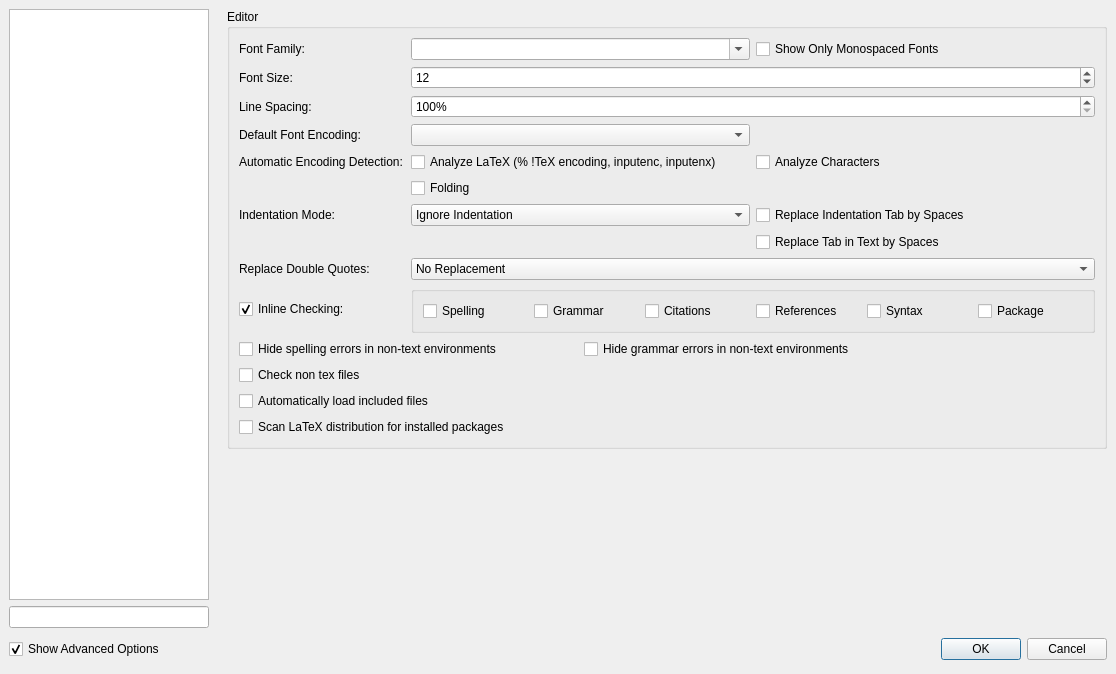
First picture: the form in src/configdialog.ui, repository texstudio-org/texstudio, before the edit.
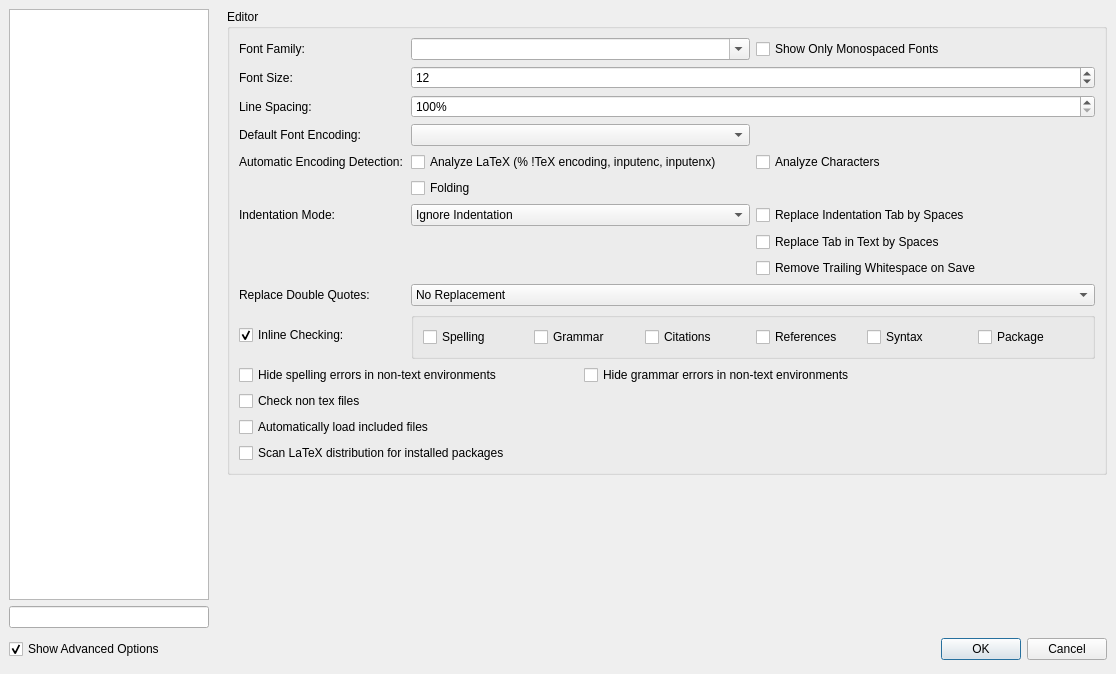
Second picture: the form after the edit. The open tabs and pages were chosen to show the change. Icons and pictures are not drawn.

Commit message: Add an editor option to remove trailing whitespace on save

```diff
--- a/src/configdialog.ui
+++ b/src/configdialog.ui
@@ -1555,6 +1555,49 @@
           <string>Editor</string>
          </property>
          <layout class="QGridLayout">
+          <item row="12" column="0">
+           <widget class="QCheckBox" name="checkBoxRealTimeCheck">
+            <property name="sizePolicy">
+             <sizepolicy hsizetype="Preferred" vsizetype="Fixed">
+              <horstretch>0</horstretch>
+              <verstretch>0</verstretch>
+             </sizepolicy>
+            </property>
+            <property name="text">
+             <string>Inline Checking:</string>
+            </property>
+            <property name="checked">
+             <bool>true</bool>
+            </property>
+           </widget>
+          </item>
+          <item row="14" column="0" colspan="2">
+           <widget class="QCheckBox" name="checkBoxInlineCheckNonTeXFiles">
+            <property name="text">
+             <string>Check non tex files</string>
+            </property>
+            <property name="advancedOption" stdset="0">
+             <bool>true</bool>
+            </property>
+           </widget>
+          </item>
+          <item row="16" column="0" colspan="2">
+           <widget class="QCheckBox" name="checkBoxScanInstalledLatexPackages">
+            <property name="text">
+             <string>Scan LaTeX distribution for installed packages</string>
+            </property>
+            <property name="advancedOption" stdset="0">
+             <bool>true</bool>
+            </property>
+           </widget>
+          </item>
+          <item row="6" column="1" colspan="4">
+           <widget class="QCheckBox" name="checkBoxFolding">
+            <property name="text">
+             <string>Folding</string>
+            </property>
+           </widget>
+          </item>
           <item row="8" column="3" colspan="2">
            <widget class="QCheckBox" name="checkBoxReplaceIndentTabByWhitespace">
             <property name="text">
@@ -1569,29 +1612,13 @@
             </property>
            </widget>
           </item>
-          <item row="10" column="0">
+          <item row="11" column="0">
            <widget class="QLabel" name="label_39">
             <property name="text">
              <string>Replace Double Quotes:</string>
             </property>
            </widget>
           </item>
-          <item row="11" column="0">
-           <widget class="QCheckBox" name="checkBoxRealTimeCheck">
-            <property name="sizePolicy">
-             <sizepolicy hsizetype="Preferred" vsizetype="Fixed">
-              <horstretch>0</horstretch>
-              <verstretch>0</verstretch>
-             </sizepolicy>
-            </property>
-            <property name="text">
-             <string>Inline Checking:</string>
-            </property>
-            <property name="checked">
-             <bool>true</bool>
-            </property>
-           </widget>
-          </item>
           <item row="3" column="0">
            <widget class="QLabel" name="labelEncoding">
             <property name="sizePolicy">
@@ -1605,16 +1632,6 @@
             </property>
            </widget>
           </item>
-          <item row="14" column="0" colspan="3">
-           <widget class="QCheckBox" name="checkBoxAutoLoad">
-            <property name="text">
-             <string>Automatically load included files</string>
-            </property>
-            <property name="advancedOption" stdset="0">
-             <bool>true</bool>
-            </property>
-           </widget>
-          </item>
           <item row="8" column="0">
            <widget class="QLabel" name="label_30">
             <property name="text">
@@ -1622,33 +1639,6 @@
             </property>
            </widget>
           </item>
-          <item row="6" column="1" colspan="4">
-           <widget class="QCheckBox" name="checkBoxFolding">
-            <property name="text">
-             <string>Folding</string>
-            </property>
-           </widget>
-          </item>
-          <item row="12" column="2" colspan="3">
-           <widget class="QCheckBox" name="checkBoxHideGrammarErrorsInNonText">
-            <property name="text">
-             <string>Hide grammar errors in non-text environments</string>
-            </property>
-            <property name="advancedOption" stdset="0">
-             <bool>true</bool>
-            </property>
-           </widget>
-          </item>
-          <item row="12" column="0" colspan="2">
-           <widget class="QCheckBox" name="checkBoxHideSpellingErrorsInNonText">
-            <property name="text">
-             <string>Hide spelling errors in non-text environments</string>
-            </property>
-            <property name="advancedOption" stdset="0">
-             <bool>true</bool>
-            </property>
-           </widget>
-          </item>
           <item row="5" column="0">
            <widget class="QLabel" name="label_65">
             <property name="text">
@@ -1729,7 +1719,7 @@
             </property>
            </widget>
           </item>
-          <item row="10" column="1" colspan="4">
+          <item row="11" column="1" colspan="4">
            <widget class="QComboBox" name="comboBoxReplaceQuotes">
             <item>
              <property name="text">
@@ -1812,17 +1802,7 @@
             </item>
            </widget>
           </item>
-          <item row="13" column="0" colspan="2">
-           <widget class="QCheckBox" name="checkBoxInlineCheckNonTeXFiles">
-            <property name="text">
-             <string>Check non tex files</string>
-            </property>
-            <property name="advancedOption" stdset="0">
-             <bool>true</bool>
-            </property>
-           </widget>
-          </item>
-          <item row="11" column="1" colspan="4">
+          <item row="12" column="1" colspan="4">
            <widget class="QGroupBox" name="groupBoxInlineChecking">
             <property name="sizePolicy">
              <sizepolicy hsizetype="Expanding" vsizetype="Preferred">
@@ -1879,16 +1859,6 @@
             </layout>
            </widget>
           </item>
-          <item row="15" column="0" colspan="2">
-           <widget class="QCheckBox" name="checkBoxScanInstalledLatexPackages">
-            <property name="text">
-             <string>Scan LaTeX distribution for installed packages</string>
-            </property>
-            <property name="advancedOption" stdset="0">
-             <bool>true</bool>
-            </property>
-           </widget>
-          </item>
           <item row="9" column="3" colspan="2">
            <widget class="QCheckBox" name="checkBoxReplaceTextTabByWhitespace">
             <property name="text">
@@ -1896,6 +1866,43 @@
             </property>
            </widget>
           </item>
+          <item row="15" column="0" colspan="3">
+           <widget class="QCheckBox" name="checkBoxAutoLoad">
+            <property name="text">
+             <string>Automatically load included files</string>
+            </property>
+            <property name="advancedOption" stdset="0">
+             <bool>true</bool>
+            </property>
+           </widget>
+          </item>
+          <item row="13" column="2" colspan="3">
+           <widget class="QCheckBox" name="checkBoxHideGrammarErrorsInNonText">
+            <property name="text">
+             <string>Hide grammar errors in non-text environments</string>
+            </property>
+            <property name="advancedOption" stdset="0">
+             <bool>true</bool>
+            </property>
+           </widget>
+          </item>
+          <item row="13" column="0" colspan="2">
+           <widget class="QCheckBox" name="checkBoxHideSpellingErrorsInNonText">
+            <property name="text">
+             <string>Hide spelling errors in non-text environments</string>
+            </property>
+            <property name="advancedOption" stdset="0">
+             <bool>true</bool>
+            </property>
+           </widget>
+          </item>
+          <item row="10" column="3" colspan="2">
+           <widget class="QCheckBox" name="checkboxRemoveTrailingWsOnSave">
+            <property name="text">
+             <string>Remove Trailing Whitespace on Save</string>
+            </property>
+           </widget>
+          </item>
          </layout>
         </widget>
        </item>
```
The commit also changes 3 other files.
